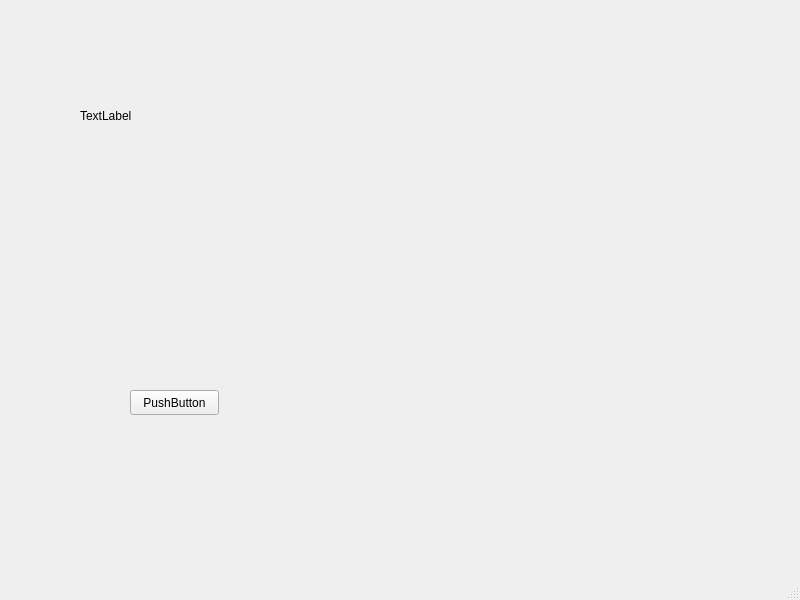
The window that TEC_Gallery/metadata.ui (Kendall2300/TEC_Gallery) describes before a commit, drawn with Qt 5.
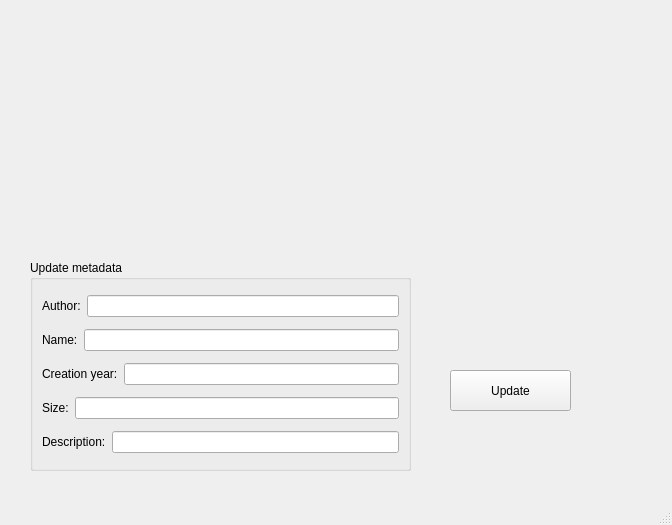
The same window after the commit.

Patch:
```diff
--- a/TEC_Gallery/metadata.ui
+++ b/TEC_Gallery/metadata.ui
@@ -6,40 +6,112 @@
    <rect>
     <x>0</x>
     <y>0</y>
-    <width>800</width>
-    <height>600</height>
+    <width>672</width>
+    <height>525</height>
    </rect>
   </property>
   <property name="windowTitle">
    <string>MainWindow</string>
   </property>
   <widget class="QWidget" name="centralwidget">
-   <widget class="QLabel" name="label">
-    <property name="geometry">
-     <rect>
-      <x>80</x>
-      <y>40</y>
-      <width>241</width>
-      <height>151</height>
-     </rect>
-    </property>
-    <property name="text">
-     <string>TextLabel</string>
-    </property>
-   </widget>
    <widget class="QPushButton" name="pushButton">
     <property name="geometry">
      <rect>
-      <x>130</x>
-      <y>390</y>
-      <width>89</width>
-      <height>25</height>
+      <x>450</x>
+      <y>370</y>
+      <width>121</width>
+      <height>41</height>
      </rect>
     </property>
     <property name="text">
-     <string>PushButton</string>
+     <string>Update</string>
     </property>
    </widget>
+   <widget class="QGroupBox" name="groupBox">
+    <property name="geometry">
+     <rect>
+      <x>30</x>
+      <y>260</y>
+      <width>381</width>
+      <height>211</height>
+     </rect>
+    </property>
+    <property name="title">
+     <string>Update metadata</string>
+    </property>
+    <layout class="QVBoxLayout" name="verticalLayout">
+     <item>
+      <layout class="QHBoxLayout" name="horizontalLayout_2">
+       <item>
+        <widget class="QLabel" name="label_3">
+         <property name="text">
+          <string>Author:</string>
+         </property>
+        </widget>
+       </item>
+       <item>
+        <widget class="QLineEdit" name="meta_author"/>
+       </item>
+      </layout>
+     </item>
+     <item>
+      <layout class="QHBoxLayout" name="horizontalLayout">
+       <item>
+        <widget class="QLabel" name="label_2">
+         <property name="text">
+          <string>Name:</string>
+         </property>
+        </widget>
+       </item>
+       <item>
+        <widget class="QLineEdit" name="meta_name"/>
+       </item>
+      </layout>
+     </item>
+     <item>
+      <layout class="QHBoxLayout" name="horizontalLayout_3">
+       <item>
+        <widget class="QLabel" name="label_4">
+         <property name="text">
+          <string>Creation year:</string>
+         </property>
+        </widget>
+       </item>
+       <item>
+        <widget class="QLineEdit" name="meta_year"/>
+       </item>
+      </layout>
+     </item>
+     <item>
+      <layout class="QHBoxLayout" name="horizontalLayout_4">
+       <item>
+        <widget class="QLabel" name="label_5">
+         <property name="text">
+          <string>Size:</string>
+         </property>
+        </widget>
+       </item>
+       <item>
+        <widget class="QLineEdit" name="meta_size"/>
+       </item>
+      </layout>
+     </item>
+     <item>
+      <layout class="QHBoxLayout" name="horizontalLayout_5">
+       <item>
+        <widget class="QLabel" name="label_6">
+         <property name="text">
+          <string>Description:</string>
+         </property>
+        </widget>
+       </item>
+       <item>
+        <widget class="QLineEdit" name="meta_des"/>
+       </item>
+      </layout>
+     </item>
+    </layout>
+   </widget>
   </widget>
   <widget class="QMenuBar" name="menubar">
    <property name="geometry">
```
Left out of the diff: 2 changed lines with no effect on the pictures.
